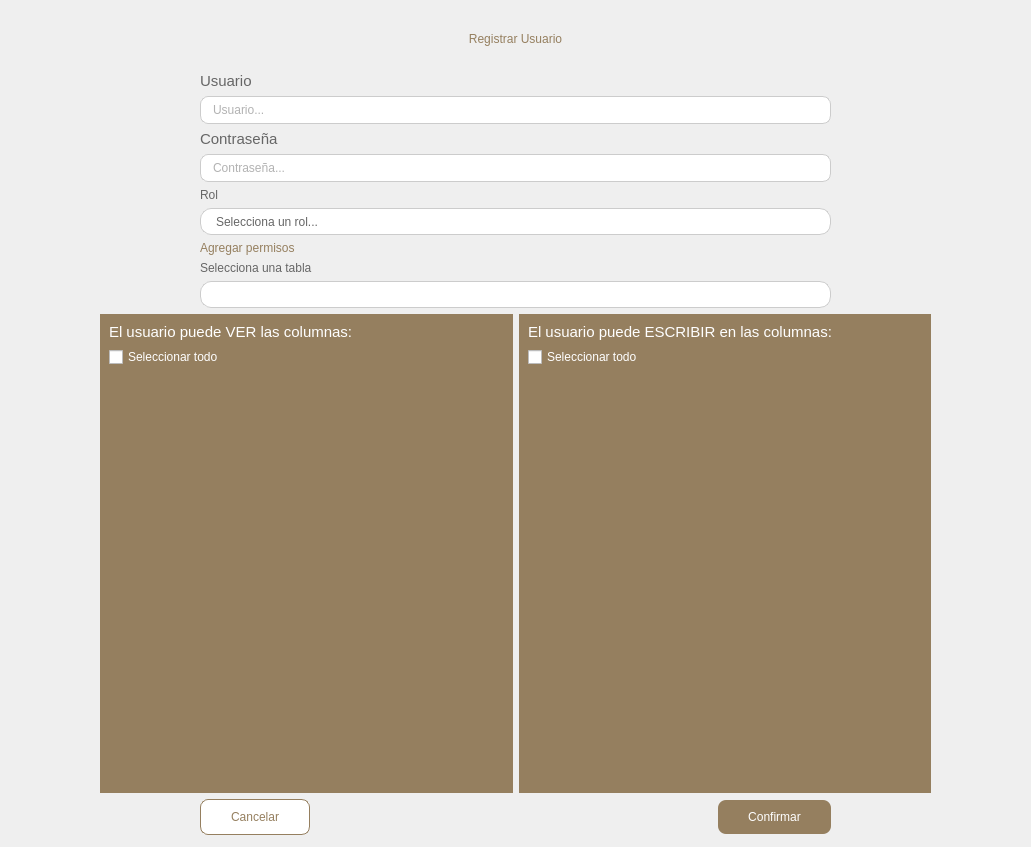
andreadh01/Notarius, file ui/registrar-usuario.ui: the form before one commit.
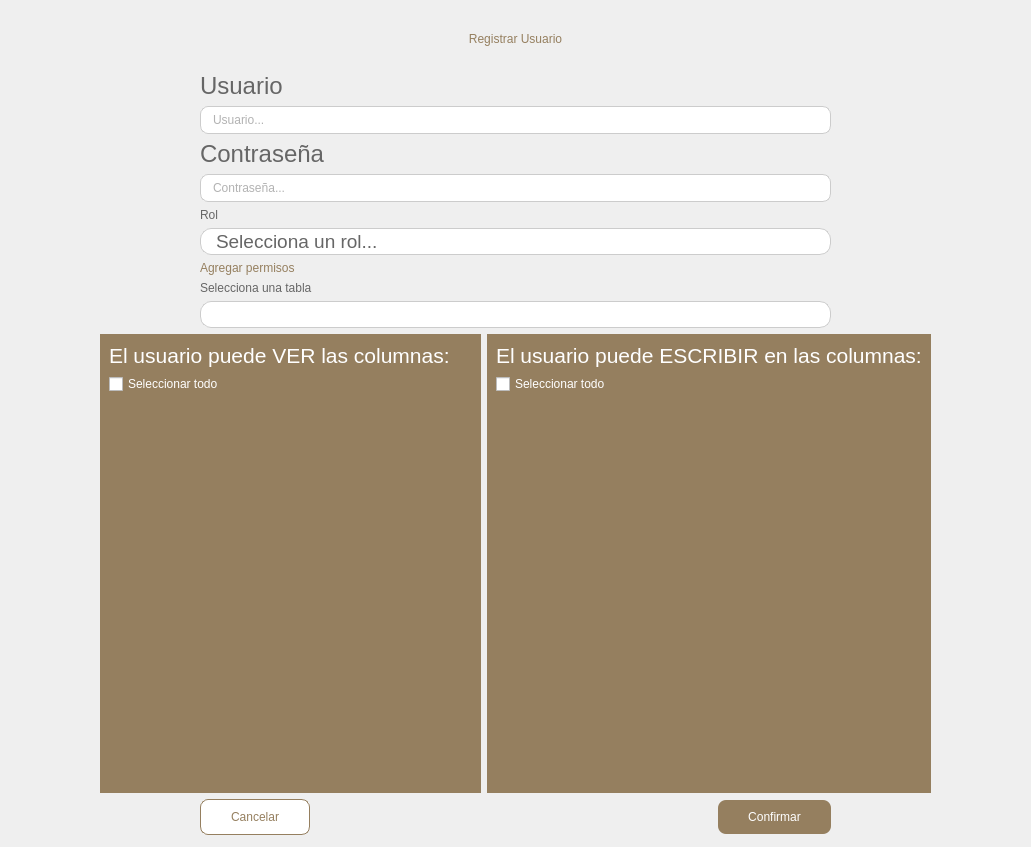
The form after the commit. Icons and pictures are not drawn.

What changed in the file:
```diff
--- a/ui/registrar-usuario.ui
+++ b/ui/registrar-usuario.ui
@@ -45,7 +45,7 @@
           <x>0</x>
           <y>0</y>
           <width>412</width>
-          <height>68</height>
+          <height>83</height>
          </rect>
         </property>
         <property name="sizePolicy">
@@ -72,7 +72,7 @@
            <property name="font">
             <font>
              <family>Segoe UI</family>
-             <pointsize>11</pointsize>
+             <pointsize>16</pointsize>
              <weight>50</weight>
              <italic>false</italic>
              <bold>false</bold>
@@ -121,8 +121,8 @@
          <rect>
           <x>0</x>
           <y>0</y>
-          <width>304</width>
-          <height>68</height>
+          <width>423</width>
+          <height>83</height>
          </rect>
         </property>
         <property name="sizePolicy">
@@ -149,7 +149,7 @@
            <property name="font">
             <font>
              <family>Segoe UI</family>
-             <pointsize>11</pointsize>
+             <pointsize>16</pointsize>
              <weight>50</weight>
              <italic>false</italic>
              <bold>false</bold>
@@ -219,7 +219,7 @@
        <property name="font">
         <font>
          <family>Segoe UI</family>
-         <pointsize>11</pointsize>
+         <pointsize>18</pointsize>
          <weight>50</weight>
          <italic>false</italic>
          <bold>false</bold>
@@ -239,7 +239,7 @@
        <property name="font">
         <font>
          <family>Segoe UI</family>
-         <pointsize>11</pointsize>
+         <pointsize>18</pointsize>
          <weight>50</weight>
          <italic>false</italic>
          <bold>false</bold>
@@ -277,6 +277,7 @@
        <property name="styleSheet">
         <string notr="true">/* style for the QComboBox */
 QComboBox {
+font-size: 14pt;
 border-radius: 11px;
 border: 1px solid #ccc;
 background-color: white;
@@ -303,7 +304,7 @@
 }
 /* style for list menu */
 QComboBox QListView {
-font-size: 12px;
+font-size: 16pt;
 border: 1px solid rgba(0, 0, 0, 10%);
 padding: 5px;
 background-color: #fff;
@@ -518,6 +519,7 @@
        <property name="styleSheet">
         <string notr="true">/* style for the QComboBox */
 QComboBox {
+font-size: 16pt;
 border-radius: 11px;
 border: 1px solid #ccc;
 background-color: white;
```
Left out of the diff: 28 changed lines with no effect on the pictures.
